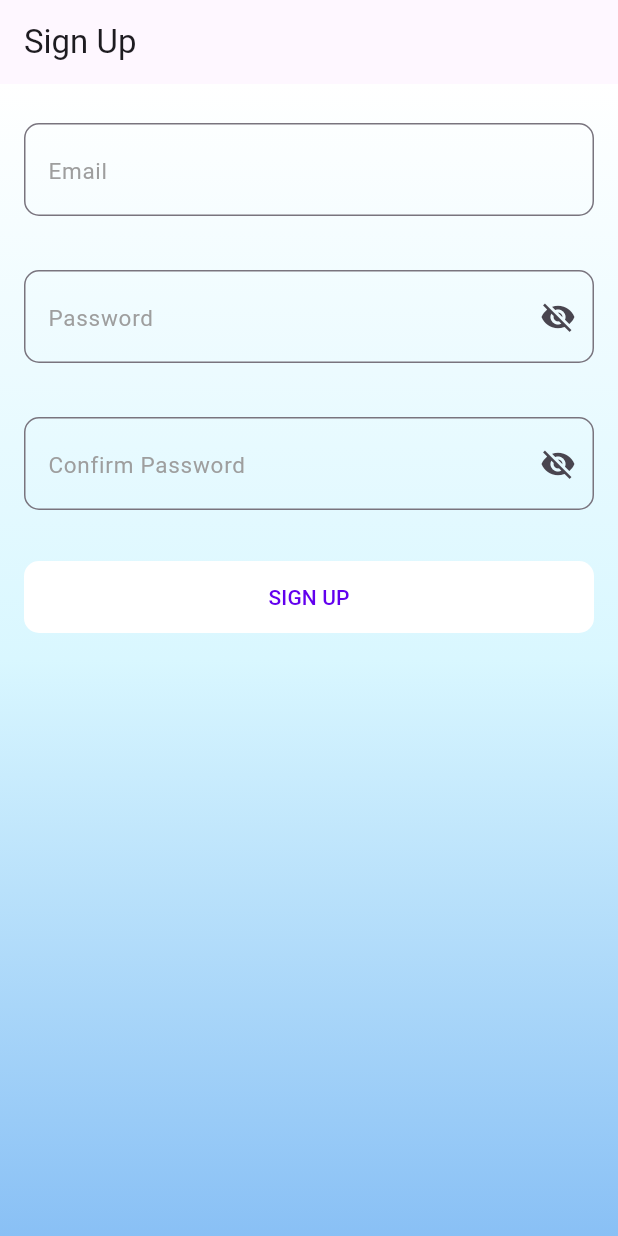
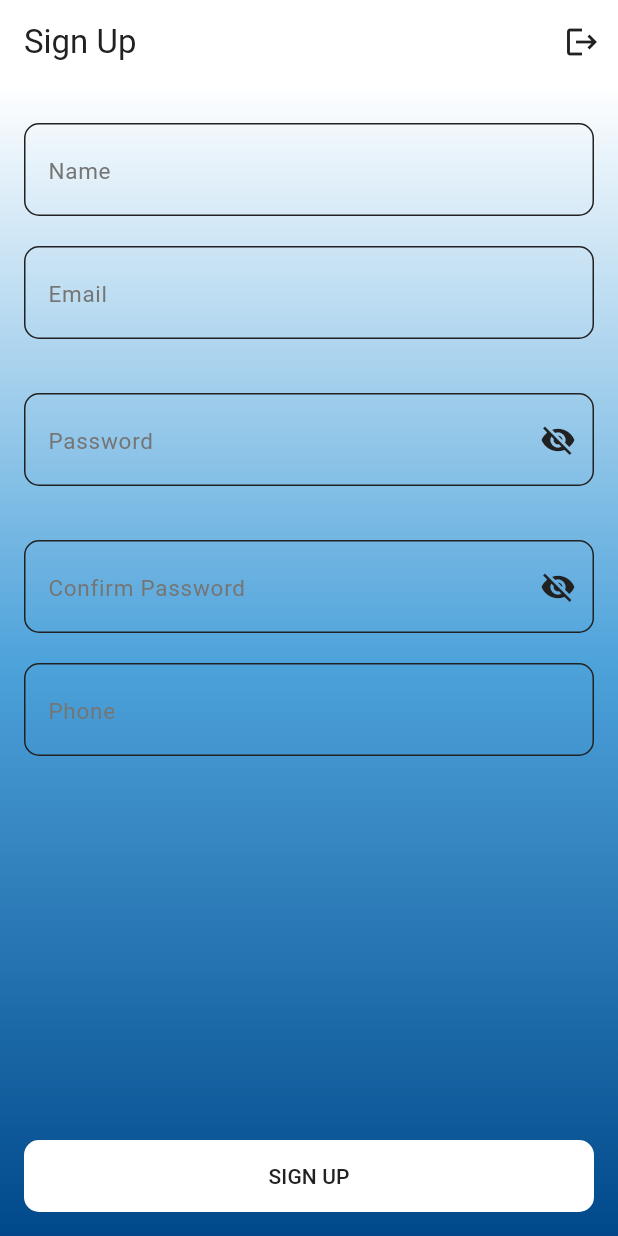
Before and after one commit to FadyMamdouhMaurice/ai_weather, a Flutter app: the SignupPage screen opened by its route, on a phone screen of 412 x 824 dp. Run offline on Flutter 3.47's test engine with Material 3 defaults, Android fonts, the phone set to English and light mode, and no system bars; our stand-ins replace cloud_firestore, firebase_auth, firebase_core, flutter_bloc, go_router, shared_preferences; accounts and stored records are empty.

Commit message:
Colors Update

```diff
--- a/lib/core/components/button.dart
+++ b/lib/core/components/button.dart
@@ -12,16 +12,14 @@ Widget myButton({
       width: double.infinity,
       decoration: BoxDecoration(
         borderRadius: BorderRadius.circular(10.0),
-        //color: AppColors.primaryColor,
-        color: Colors.white,
+        color: AppColors.surfaceColor,
       ),
-      //color: AppColors.primaryColor,
       child: MaterialButton(
         onPressed: onPressed,
         child: Text(
           isUpperCase ? text.toUpperCase() : text,
           style: const TextStyle(
-            color: AppColors.primaryColor,
+            color: AppColors.textPrimaryColor,
           ),
         ),
       ),
--- a/lib/core/components/textfeild.dart
+++ b/lib/core/components/textfeild.dart
@@ -1,3 +1,4 @@
+import 'package:ai_weather/core/theme/colors.dart';
 import 'package:flutter/material.dart';
 
 Widget myTextFeild({
@@ -25,7 +26,7 @@ Widget myTextFeild({
         onChanged: (value) {
           onChanged?.call(value); // call onChanged callback
         },
-        style: const TextStyle(color: Colors.black, fontSize: 20),
+        style: const TextStyle(color: AppColors.textPrimaryColor, fontSize: 20),
         decoration: InputDecoration(
           suffixIcon: suffixIcon != null
               ? IconButton(
@@ -36,14 +37,14 @@ Widget myTextFeild({
           ) : null,
           border: OutlineInputBorder(
               borderRadius: BorderRadius.circular(10),
-              borderSide: const BorderSide(color: Colors.black)),
+              borderSide: const BorderSide(color: AppColors.borderColor)),
           focusedBorder: OutlineInputBorder(
             borderRadius: BorderRadius.circular(10),
             borderSide: const BorderSide(
-                color: Colors.black), // White border color when focused
+                color: AppColors.borderColor),
           ),
           hintText: lableText,
-          hintStyle: const TextStyle(color: Colors.grey, fontSize: 15),
+          hintStyle: const TextStyle(color: AppColors.hintTextColor, fontSize: 15),
         ),
       ),
     );
--- a/lib/core/theme/colors.dart
+++ b/lib/core/theme/colors.dart
@@ -1,16 +1,90 @@
+import 'package:ai_weather/core/theme/gradient_theme_extension.dart';
 import 'package:flutter/material.dart';
 
 class AppColors {
-  static const primaryColor = Color(0xFF6200EE);
-  static const accentColor = Color(0xFF03DAC5);
+  static const primaryColor = Color(0xFF00488A);
+  static const secondaryColor = Color(0xFF4EA3DB);
+  static const backgroundColor = Color(0xFFF5F5F5);
+  static const backgroundDarkColor = Color(0xFF121212);
+  static const surfaceColor = Color(0xFFFFFFFF);
+  static const surfaceDarkColor = Color(0xFF1E1E1E);
+  static const errorColor = Color(0xFFB00020);
+  static const textPrimaryColor = Color(0xFF212121);
+  static const textSecondaryColor = Color(0xFF757575);
+  static const textPrimaryDarkColor = Color(0xFFFFFFFF);
+  static const textSecondaryDarkColor = Color(0xFFBDBDBD);
+  static const borderColor = Color(0xFF000000);
+  static const hintTextColor = Color(0xFF757575);
+  static const gradientColor1 = Color(0xFFFFFFFF);
+  static const gradientColor2 = Color(0xFF4EA3DB);
+  static const gradientColor3 = Color(0xFF00488A);
 
+  // Light theme configuration
   static ThemeData lightTheme = ThemeData(
     primaryColor: primaryColor,
-    colorScheme: const ColorScheme.light(primary: primaryColor),
+    scaffoldBackgroundColor: backgroundColor,
+    colorScheme: const ColorScheme.light(
+      primary: primaryColor,
+      secondary: secondaryColor,
+      background: backgroundColor,
+      surface: surfaceColor,
+      error: errorColor,
+      onPrimary: Colors.white,
+      onSecondary: Colors.white,
+      onBackground: textPrimaryColor,
+      onSurface: textPrimaryColor,
+      onError: Colors.white,
+    ),
+    extensions: const [
+      GradientThemeExtension(
+        backgroundGradient: LinearGradient(
+          colors: [
+            gradientColor1,
+            gradientColor2,
+            gradientColor3,
+          ],
+          begin: Alignment.topCenter,
+          end: Alignment.bottomCenter,
+        ),
+      ),
+    ],
+    textTheme: const TextTheme(
+      bodyLarge: TextStyle(color: textPrimaryColor),
+      bodyMedium: TextStyle(color: textSecondaryColor),
+    ),
   );
 
+  // Dark theme configuration
   static ThemeData darkTheme = ThemeData(
     primaryColor: primaryColor,
-    colorScheme: const ColorScheme.dark(primary: primaryColor),
+    scaffoldBackgroundColor: backgroundDarkColor,
+    colorScheme: const ColorScheme.dark(
+      primary: primaryColor,
+      secondary: secondaryColor,
+      background: backgroundDarkColor,
+      surface: surfaceDarkColor,
+      error: errorColor,
+      onPrimary: Colors.white,
+      onSecondary: Colors.white,
+      onBackground: textPrimaryDarkColor,
+      onSurface: textPrimaryDarkColor,
+      onError: Colors.white,
+    ),
+    extensions: const [
+      GradientThemeExtension(
+        backgroundGradient: LinearGradient(
+          colors: [
+            backgroundDarkColor,
+            backgroundDarkColor,
+          ],
+          begin: Alignment.topCenter,
+          end: Alignment.bottomCenter,
+        ),
+      ),
+    ],
+    textTheme: const TextTheme(
+      bodyLarge: TextStyle(color: textPrimaryDarkColor),
+      bodyMedium: TextStyle(color: textSecondaryDarkColor),
+    ),
   );
 }
--- /dev/null
+++ b/lib/core/theme/gradient_theme_extension.dart
@@ -0,0 +1,28 @@
+import 'package:flutter/material.dart';
+
+@immutable
+class GradientThemeExtension extends ThemeExtension<GradientThemeExtension> {
+  final LinearGradient backgroundGradient;
+
+  const GradientThemeExtension({required this.backgroundGradient});
+
+  @override
+  GradientThemeExtension copyWith({LinearGradient? backgroundGradient}) {
+    return GradientThemeExtension(
+      backgroundGradient: backgroundGradient ?? this.backgroundGradient,
+    );
+  }
+
+  @override
+  ThemeExtension<GradientThemeExtension> lerp(
+      ThemeExtension<GradientThemeExtension>? other, double t) {
+    if (other is! GradientThemeExtension) return this;
+    return GradientThemeExtension(
+      backgroundGradient: LinearGradient.lerp(
+        backgroundGradient,
+        other.backgroundGradient,
+        t,
+      )!,
+    );
+  }
+}
--- a/lib/features/auth/presentation/pages/signup_page.dart
+++ b/lib/features/auth/presentation/pages/signup_page.dart
@@ -1,39 +1,51 @@
+import 'package:ai_weather/core/theme/colors.dart';
+import 'package:ai_weather/core/theme/gradient_theme_extension.dart';
 import 'package:flutter/material.dart';
 import 'package:flutter_bloc/flutter_bloc.dart';
 import 'package:ai_weather/core/components/button.dart';
 import 'package:ai_weather/core/components/textfeild.dart';
 import 'package:ai_weather/features/auth/presentation/blocs/password_visibility_cubit.dart';
+import 'package:go_router/go_router.dart';
 
 class SignupPage extends StatelessWidget {
   const SignupPage({super.key});
 
   @override
   Widget build(BuildContext context) {
+    final theme = Theme.of(context);
+    final gradientTheme = theme.extension<GradientThemeExtension>();
+
+    var nameController = TextEditingController();
     var emailController = TextEditingController();
     var passwordController = TextEditingController();
     var confirmPasswordController = TextEditingController();
+    var phoneController = TextEditingController();
 
     return Scaffold(
       appBar: AppBar(
-        title: const Text('Sign Up'),
+        title: const Text('Sign Up',
+            style: TextStyle(color: AppColors.textPrimaryColor)),
+        actions: [
+          IconButton(
+            icon: const Icon(Icons.logout),
+            onPressed: () => GoRouter.of(context).go('/'),
+          ),
+        ],
       ),
       body: Container(
-        decoration: const BoxDecoration(
-          gradient: LinearGradient(
-            colors: [
-              Color(0xFFFFFFFF), // Fully opaque white
-              Color(0xFFD9F7FF), // Light blue
-              Color(0xFF89C0F5), // Medium blue
-            ],
-            begin: Alignment.topCenter,
-            end: Alignment.bottomCenter,
-          ),
+        decoration: BoxDecoration(
+          gradient:
+              gradientTheme?.backgroundGradient, // Get gradient from theme
         ),
         child: Padding(
           padding: const EdgeInsets.all(16.0),
           child: Column(
             crossAxisAlignment: CrossAxisAlignment.stretch,
             children: [
+              myTextFeild(
+                  controller: nameController,
+                  keyboardType: TextInputType.text,
+                  lableText: "Name"),
               myTextFeild(
                 controller: emailController,
                 keyboardType: TextInputType.emailAddress,
@@ -47,8 +59,11 @@ class SignupPage extends StatelessWidget {
                     keyboardType: TextInputType.visiblePassword,
                     lableText: 'Password',
                     isObscure: isObscure,
-                    suffixIcon: isObscure ? Icons.visibility_off : Icons.visibility,
-                    onSuffixIconTap: () => context.read<PasswordVisibilityCubit>().toggleVisibility(),
+                    suffixIcon:
+                        isObscure ? Icons.visibility_off : Icons.visibility,
+                    onSuffixIconTap: () => context
+                        .read<PasswordVisibilityCubit>()
+                        .toggleVisibility(),
                   );
                 },
               ),
@@ -60,12 +75,19 @@ class SignupPage extends StatelessWidget {
                     keyboardType: TextInputType.visiblePassword,
                     lableText: 'Confirm Password',
                     isObscure: isObscure,
-                    suffixIcon: isObscure ? Icons.visibility_off : Icons.visibility,
-                    onSuffixIconTap: () => context.read<PasswordVisibilityCubit>().toggleVisibility(),
+                    suffixIcon:
+                        isObscure ? Icons.visibility_off : Icons.visibility,
+                    onSuffixIconTap: () => context
+                        .read<PasswordVisibilityCubit>()
+                        .toggleVisibility(),
                   );
                 },
               ),
-              const SizedBox(height: 24),
+              myTextFeild(
+                  controller: phoneController,
+                  keyboardType: TextInputType.phone,
+                  lableText: "Phone"),
+              const Expanded(child: SizedBox(height: 24)),
               myButton(
                 onPressed: () {
                   // Handle sign-up logic
--- a/lib/features/auth/presentation/pages/weather_page.dart
+++ b/lib/features/auth/presentation/pages/weather_page.dart
@@ -7,7 +7,7 @@ class WeatherPage extends StatelessWidget {
   Widget build(BuildContext context) {
     return Scaffold(
       appBar: AppBar(
-        title: Text('Weather Page'),
+        title: const Text('Weather Page'),
       ),
     );
   }
```
Also changed, not shown: lib/core/app_router/app_router.dart (+3 -5 lines), lib/features/auth/data/repositories/auth_repository.dart (+1 -6 lines), lib/features/auth/presentation/pages/home_page.dart (+12 -19 lines), lib/features/auth/presentation/pages/login_page.dart (+8 -13 lines), lib/main.dart (+18 -3 lines).
